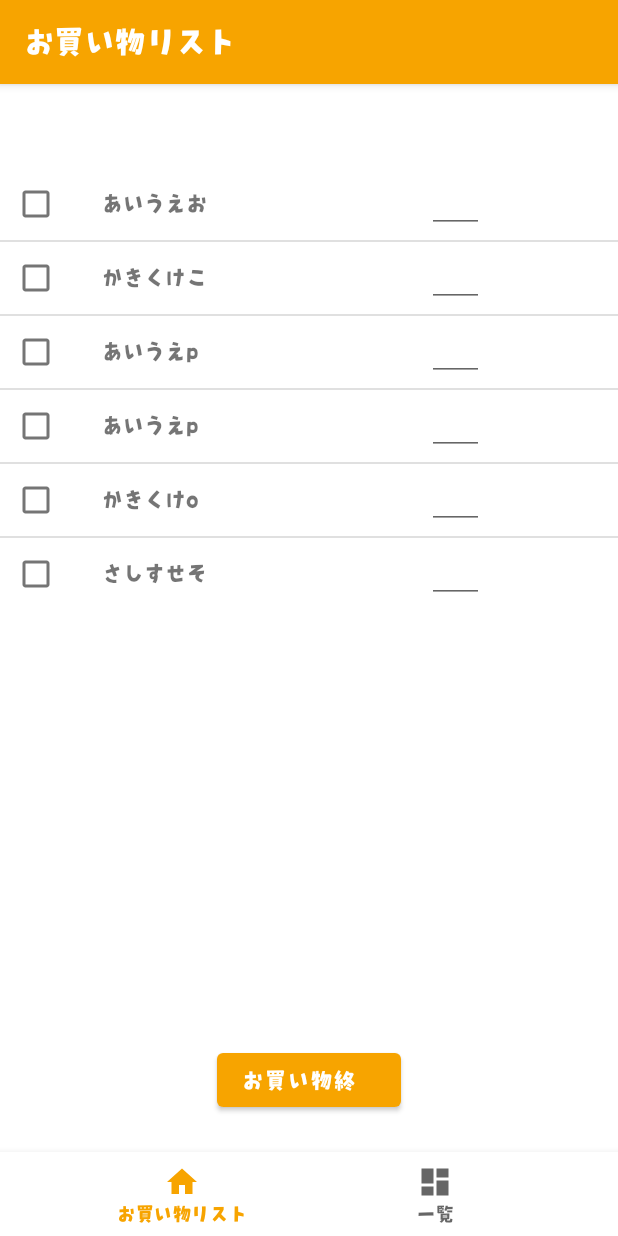
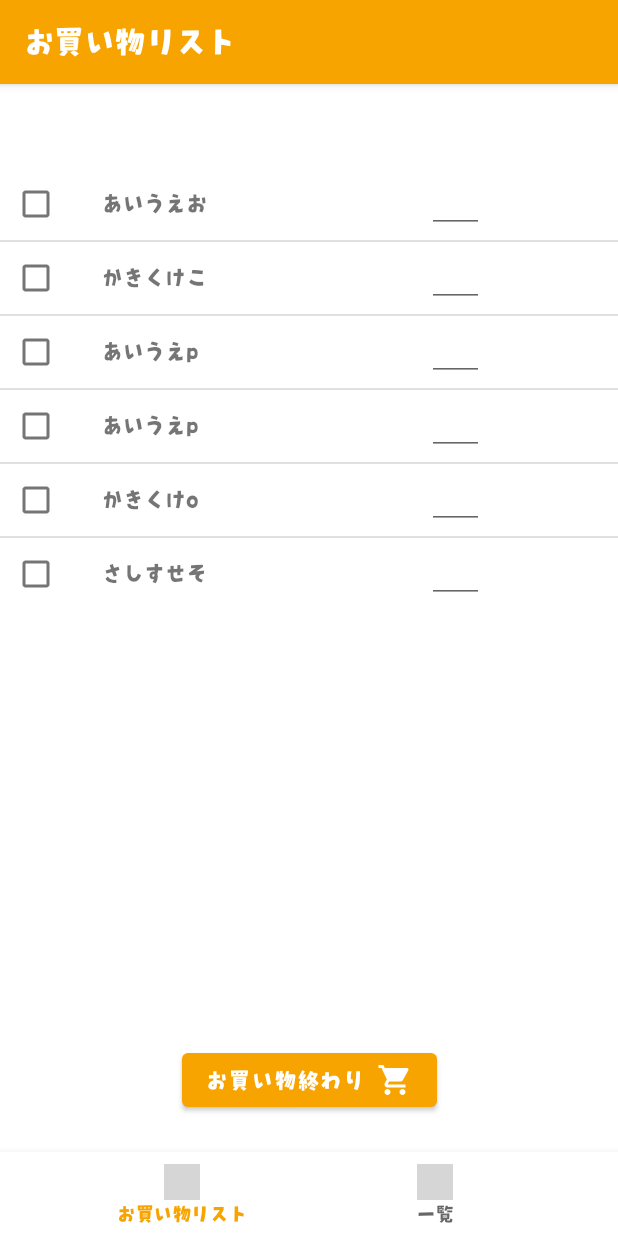
Before and after one commit to KousukeArai/ShoppingList, an Android app: the screen it shows after launch (MainActivity), after a tap on "あいうえお", on a phone screen of 412 x 824 dp. Run offline under Robolectric (Android 15) with nearby library versions, the phone set to English and light mode, and no system bars; our stand-ins replace navigation-ui; grey boxes are pictures that could not be loaded.

Commit message:
ボタンアイコン変更

```diff
--- /dev/null
+++ b/app/src/main/res/drawable/ic_baseline_shopping_cart_24.xml
@@ -0,0 +1,5 @@
+<vector android:height="24dp" android:tint="#FFFFFF"
+    android:viewportHeight="24" android:viewportWidth="24"
+    android:width="24dp" xmlns:android="http://schemas.android.com/apk/res/android">
+    <path android:fillColor="@android:color/white" android:pathData="M7,18c-1.1,0 -1.99,0.9 -1.99,2S5.9,22 7,22s2,-0.9 2,-2 -0.9,-2 -2,-2zM1,2v2h2l3.6,7.59 -1.35,2.45c-0.16,0.28 -0.25,0.61 -0.25,0.96 0,1.1 0.9,2 2,2h12v-2L7.42,15c-0.14,0 -0.25,-0.11 -0.25,-0.25l0.03,-0.12 0.9,-1.63h7.45c0.75,0 1.41,-0.41 1.75,-1.03l3.58,-6.49c0.08,-0.14 0.12,-0.31 0.12,-0.48 0,-0.55 -0.45,-1 -1,-1L5.21,4l-0.94,-2L1,2zM17,18c-1.1,0 -1.99,0.9 -1.99,2s0.89,2 1.99,2 2,-0.9 2,-2 -0.9,-2 -2,-2z"/>
+</vector>
--- a/app/src/main/res/drawable/ic_dashboard_black_24dp.xml
+++ /dev/null
@@ -1,9 +0,0 @@
-<vector xmlns:android="http://schemas.android.com/apk/res/android"
-    android:width="24dp"
-    android:height="24dp"
-    android:viewportWidth="24.0"
-    android:viewportHeight="24.0">
-    <path
-        android:fillColor="#FF000000"
-        android:pathData="M3,13h8L11,3L3,3v10zM3,21h8v-6L3,15v6zM13,21h8L21,11h-8v10zM13,3v6h8L21,3h-8z" />
-</vector>
--- a/app/src/main/res/drawable/ic_home_black_24dp.xml
+++ /dev/null
@@ -1,9 +0,0 @@
-<vector xmlns:android="http://schemas.android.com/apk/res/android"
-    android:width="24dp"
-    android:height="24dp"
-    android:viewportWidth="24.0"
-    android:viewportHeight="24.0">
-    <path
-        android:fillColor="#FF000000"
-        android:pathData="M10,20v-6h4v6h5v-8h3L12,3 2,12h3v8z" />
-</vector>
--- a/app/src/main/res/layout/activity_main.xml
+++ b/app/src/main/res/layout/activity_main.xml
@@ -1,6 +1,5 @@
 <?xml version="1.0" encoding="utf-8"?>
-<androidx.constraintlayout.widget.ConstraintLayout
-    xmlns:android="http://schemas.android.com/apk/res/android"
+<androidx.constraintlayout.widget.ConstraintLayout xmlns:android="http://schemas.android.com/apk/res/android"
     xmlns:app="http://schemas.android.com/apk/res-auto"
     android:id="@+id/container"
     android:layout_width="match_parent"
--- a/app/src/main/res/layout/fragment_home.xml
+++ b/app/src/main/res/layout/fragment_home.xml
@@ -23,5 +23,7 @@ tools:context=".ui.home.HomeFragment">
     android:text="@string/btn_end"
     app:layout_constraintBottom_toBottomOf="parent"
     app:layout_constraintEnd_toEndOf="parent"
-    app:layout_constraintStart_toStartOf="parent" />
+    app:layout_constraintStart_toStartOf="parent"
+    android:drawableRight="@drawable/ic_baseline_shopping_cart_24"
+    android:drawableEnd="@drawable/ic_baseline_shopping_cart_24"/>
 </androidx.constraintlayout.widget.ConstraintLayout>
--- a/app/src/main/res/layout/list.xml
+++ b/app/src/main/res/layout/list.xml
@@ -1,12 +1,11 @@
 <?xml version="1.0" encoding="utf-8"?>
-<androidx.constraintlayout.widget.ConstraintLayout
-    xmlns:android="http://schemas.android.com/apk/res/android"
+<androidx.constraintlayout.widget.ConstraintLayout xmlns:android="http://schemas.android.com/apk/res/android"
     xmlns:app="http://schemas.android.com/apk/res-auto"
     xmlns:tools="http://schemas.android.com/tools"
-    android:orientation="horizontal"
     android:layout_width="match_parent"
     android:layout_height="match_parent"
-    android:descendantFocusability="blocksDescendants">
+    android:descendantFocusability="blocksDescendants"
+    android:orientation="horizontal">
 
     <CheckBox
         android:id="@+id/cbBuyList"
--- a/app/src/main/res/values/strings.xml
+++ b/app/src/main/res/values/strings.xml
@@ -8,6 +8,6 @@
     <string name="tv_lb_name">選択されたアイテム</string>
     <string name="tv_name">未選択</string>
     <string name="btn_save">保存</string>
-    <string name="btn_end">お買い物終了</string>
+    <string name="btn_end">お買い物終わり</string>
     <string name="btn_add">お買い物リストに追加</string>
 </resources>
```
Also changed, not shown: app/src/main/res/drawable-v24/alchemy.gif (added), app/src/main/res/mipmap-xxxhdpi/alchemy.gif (added).
